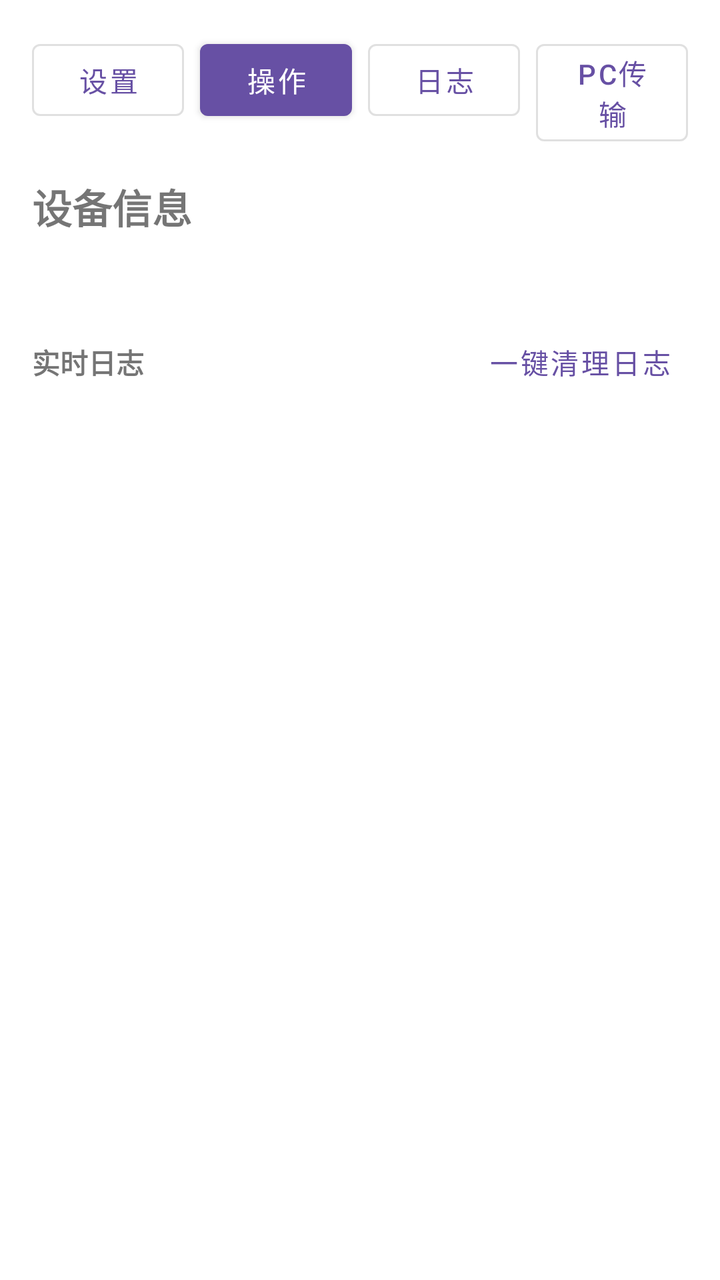
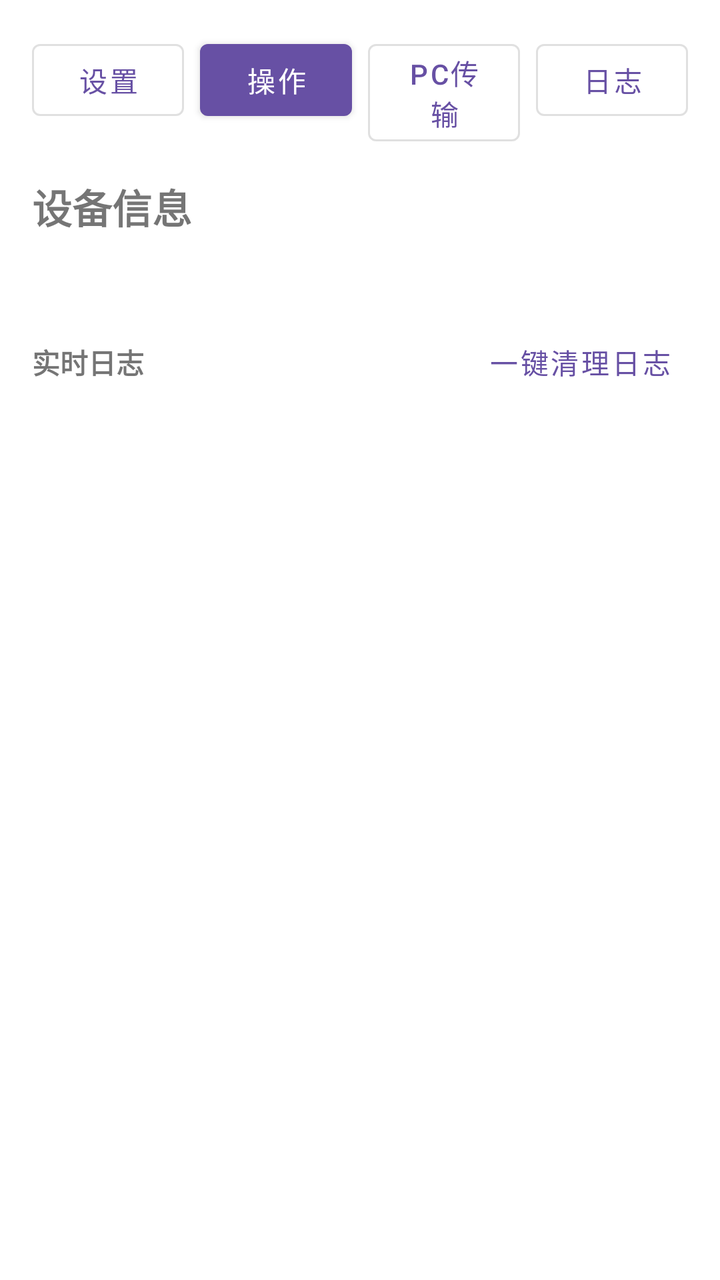

An Android layout rendered at two revisions. The XML below is the earlier revision; the diff shows what the commit changed to produce the second picture.
<!-- AndroidManifest.xml: application theme Theme.AutoTraces -->
<!-- res/layout/activity_main.xml -->
<?xml version="1.0" encoding="utf-8"?>
<androidx.constraintlayout.widget.ConstraintLayout xmlns:android="http://schemas.android.com/apk/res/android"
    xmlns:app="http://schemas.android.com/apk/res-auto"
    android:layout_width="match_parent"
    android:layout_height="match_parent"
    android:padding="16dp">

    <com.google.android.material.button.MaterialButton
        android:id="@+id/showSettingsButton"
        style="@style/Widget.MaterialComponents.Button.OutlinedButton"
        android:layout_width="0dp"
        android:layout_height="wrap_content"
        android:text="设置"
        app:layout_constraintEnd_toStartOf="@id/showActionButton"
        app:layout_constraintStart_toStartOf="parent"
        app:layout_constraintTop_toTopOf="parent" />

    <com.google.android.material.button.MaterialButton
        android:id="@+id/showActionButton"
        style="@style/Widget.MaterialComponents.Button"
        android:layout_width="0dp"
        android:layout_height="wrap_content"
        android:layout_marginStart="8dp"
        android:text="操作"
        app:layout_constraintEnd_toStartOf="@id/showLogButton"
        app:layout_constraintStart_toEndOf="@id/showSettingsButton"
        app:layout_constraintTop_toTopOf="parent" />

    <com.google.android.material.button.MaterialButton
        android:id="@+id/showLogButton"
        style="@style/Widget.MaterialComponents.Button.OutlinedButton"
        android:layout_width="0dp"
        android:layout_height="wrap_content"
        android:layout_marginStart="8dp"
        android:text="日志"
        app:layout_constraintEnd_toStartOf="@id/showVideoDedButton"
        app:layout_constraintStart_toEndOf="@id/showActionButton"
        app:layout_constraintTop_toTopOf="parent" />

    <com.google.android.material.button.MaterialButton
        android:id="@+id/showVideoDedButton"
        style="@style/Widget.MaterialComponents.Button.OutlinedButton"
        android:layout_width="0dp"
        android:layout_height="wrap_content"
        android:layout_marginStart="8dp"
        android:text="@string/nav_video_ded"
        app:layout_constraintEnd_toEndOf="parent"
        app:layout_constraintStart_toEndOf="@id/showLogButton"
        app:layout_constraintTop_toTopOf="parent" />

    <LinearLayout
        android:id="@+id/logPanel"
        android:layout_width="0dp"
        android:layout_height="0dp"
        android:layout_marginTop="12dp"
        android:orientation="vertical"
        app:layout_constraintBottom_toBottomOf="parent"
        app:layout_constraintEnd_toEndOf="parent"
        app:layout_constraintStart_toStartOf="parent"
        app:layout_constraintTop_toBottomOf="@id/showVideoDedButton">

        <TextView
            android:id="@+id/deviceInfoTitle"
            android:layout_width="match_parent"
            android:layout_height="wrap_content"
            android:text="设备信息"
            android:textSize="20sp"
            android:textStyle="bold" />

        <TextView
            android:id="@+id/deviceInfoText"
            android:layout_width="match_parent"
            android:layout_height="wrap_content"
            android:layout_marginTop="8dp" />

        <LinearLayout
            android:layout_width="match_parent"
            android:layout_height="wrap_content"
            android:layout_marginTop="12dp"
            android:gravity="center_vertical"
            android:orientation="horizontal">

            <TextView
                android:id="@+id/logTitle"
                android:layout_width="0dp"
                android:layout_height="wrap_content"
                android:layout_weight="1"
                android:text="实时日志"
                android:textStyle="bold" />

            <com.google.android.material.button.MaterialButton
                android:id="@+id/clearLogButton"
                style="@style/Widget.MaterialComponents.Button.TextButton"
                android:layout_width="wrap_content"
                android:layout_height="wrap_content"
                android:text="一键清理日志" />
        </LinearLayout>

        <ScrollView
            android:id="@+id/logScroll"
            android:layout_width="match_parent"
            android:layout_height="0dp"
            android:layout_marginTop="8dp"
            android:layout_weight="1"
            android:fillViewport="true"
            android:scrollbars="vertical">

            <TextView
                android:id="@+id/logText"
                android:layout_width="match_parent"
                android:layout_height="wrap_content"
                android:textColor="@android:color/darker_gray" />
        </ScrollView>

        <TextView
            android:id="@+id/runtimeStateText"
            android:layout_width="match_parent"
            android:layout_height="wrap_content"
            android:layout_marginTop="12dp"
            android:textColor="@android:color/darker_gray" />
    </LinearLayout>

    <ScrollView
        android:id="@+id/actionPanel"
        android:layout_width="0dp"
        android:layout_height="0dp"
        android:layout_marginTop="12dp"
        android:fillViewport="true"
        android:visibility="gone"
        app:layout_constraintBottom_toBottomOf="parent"
        app:layout_constraintEnd_toEndOf="parent"
        app:layout_constraintStart_toStartOf="parent"
        app:layout_constraintTop_toBottomOf="@id/showVideoDedButton">

        <LinearLayout
            android:layout_width="match_parent"
            android:layout_height="wrap_content"
            android:orientation="vertical">

            <com.google.android.material.textfield.TextInputLayout
                android:id="@+id/bindInputLayout"
                android:layout_width="match_parent"
                android:layout_height="wrap_content">

                <com.google.android.material.textfield.TextInputEditText
                    android:id="@+id/bindInput"
                    android:layout_width="match_parent"
                    android:layout_height="wrap_content"
                    android:hint="请输入别名"
                    android:inputType="text" />
            </com.google.android.material.textfield.TextInputLayout>

            <com.google.android.material.button.MaterialButton
                android:id="@+id/bindButton"
                android:layout_width="match_parent"
                android:layout_height="wrap_content"
                android:layout_marginTop="12dp"
                android:text="绑定设备" />

            <TextView
                android:id="@+id/bindStatusText"
                android:layout_width="match_parent"
                android:layout_height="wrap_content"
                android:layout_marginTop="8dp"
                android:textColor="@android:color/darker_gray" />

            <TextView
                android:id="@+id/configSummaryText"
                android:layout_width="match_parent"
                android:layout_height="wrap_content"
                android:layout_marginTop="8dp"
                android:textColor="@android:color/darker_gray"
                android:textSize="12sp"
                android:text="当前模板：—" />

            <com.google.android.material.button.MaterialButton
                android:id="@+id/startServiceButton"
                android:layout_width="match_parent"
                android:layout_height="wrap_content"
                android:layout_marginTop="12dp"
                android:text="启动后台服务" />

            <com.google.android.material.button.MaterialButton
                android:id="@+id/stopServiceButton"
                style="@style/Widget.MaterialComponents.Button.OutlinedButton"
                android:layout_width="match_parent"
                android:layout_height="wrap_content"
                android:layout_marginTop="8dp"
                android:text="停止后台服务" />

            <com.google.android.material.button.MaterialButton
                android:id="@+id/openSettingsButton"
                style="@style/Widget.MaterialComponents.Button.OutlinedButton"
                android:layout_width="match_parent"
                android:layout_height="wrap_content"
                android:layout_marginTop="8dp"
                android:text="打开设置" />

            <com.google.android.material.button.MaterialButton
                android:id="@+id/openConfigParamsButton"
                style="@style/Widget.MaterialComponents.Button.OutlinedButton"
                android:layout_width="match_parent"
                android:layout_height="wrap_content"
                android:layout_marginTop="8dp"
                android:text="@string/action_open_config_params" />

            <TextView
                android:layout_width="match_parent"
                android:layout_height="wrap_content"
                android:layout_marginTop="16dp"
                android:text="账号分配"
                android:textStyle="bold" />

            <LinearLayout
                android:layout_width="match_parent"
                android:layout_height="wrap_content"
                android:layout_marginTop="8dp"
                android:orientation="vertical">

                <TextView
                    android:layout_width="match_parent"
                    android:layout_height="wrap_content"
                    android:text="选择账号（username）"
                    android:textColor="@android:color/darker_gray" />

                <Spinner
                    android:id="@+id/assignedUsernameSelect"
                    android:layout_width="match_parent"
                    android:layout_height="wrap_content"
                    android:layout_marginTop="6dp" />

                <LinearLayout
                    android:layout_width="match_parent"
                    android:layout_height="wrap_content"
                    android:orientation="horizontal"
                    android:gravity="center_vertical">

                    <com.google.android.material.textfield.TextInputLayout
                        android:layout_width="0dp"
                        android:layout_height="wrap_content"
                        android:layout_weight="1">

                        <com.google.android.material.textfield.TextInputEditText
                            android:id="@+id/assignedUsernameInput"
                            android:layout_width="match_parent"
                            android:layout_height="wrap_content"
                            android:hint="username"
                            android:focusable="false"
                            android:clickable="false" />
                    </com.google.android.material.textfield.TextInputLayout>

                    <com.google.android.material.button.MaterialButton
                        android:id="@+id/copyAssignedUsernameButton"
                        style="@style/Widget.MaterialComponents.Button.OutlinedButton"
                        android:layout_width="wrap_content"
                        android:layout_height="wrap_content"
                        android:layout_marginStart="8dp"
                        android:text="复制" />
                </LinearLayout>

                <LinearLayout
                    android:layout_width="match_parent"
                    android:layout_height="wrap_content"
                    android:layout_marginTop="8dp"
                    android:orientation="horizontal"
                    android:gravity="center_vertical">

                    <com.google.android.material.textfield.TextInputLayout
                        android:layout_width="0dp"
                        android:layout_height="wrap_content"
                        android:layout_weight="1">

                        <com.google.android.material.textfield.TextInputEditText
                            android:id="@+id/assignedPasswordInput"
                            android:layout_width="match_parent"
                            android:layout_height="wrap_content"
                            android:hint="password"
                            android:focusable="false"
                            android:clickable="false" />
                    </com.google.android.material.textfield.TextInputLayout>

                    <com.google.android.material.button.MaterialButton
                        android:id="@+id/copyAssignedPasswordButton"
                        style="@style/Widget.MaterialComponents.Button.OutlinedButton"
                        android:layout_width="wrap_content"
                        android:layout_height="wrap_content"
                        android:layout_marginStart="8dp"
                        android:text="复制" />
                </LinearLayout>

                <LinearLayout
                    android:layout_width="match_parent"
                    android:layout_height="wrap_content"
                    android:layout_marginTop="8dp"
                    android:orientation="horizontal"
                    android:gravity="center_vertical">

                    <com.google.android.material.textfield.TextInputLayout
                        android:layout_width="0dp"
                        android:layout_height="wrap_content"
                        android:layout_weight="1">

                        <com.google.android.material.textfield.TextInputEditText
                            android:id="@+id/assignedApiInput"
                            android:layout_width="match_parent"
                            android:layout_height="wrap_content"
                            android:hint="API"
                            android:focusable="false"
                            android:clickable="false" />
                    </com.google.android.material.textfield.TextInputLayout>

                    <com.google.android.material.button.MaterialButton
                        android:id="@+id/copyAssignedApiButton"
                        style="@style/Widget.MaterialComponents.Button.OutlinedButton"
                        android:layout_width="wrap_content"
                        android:layout_height="wrap_content"
                        android:layout_marginStart="8dp"
                        android:text="复制" />
                </LinearLayout>

                <LinearLayout
                    android:layout_width="match_parent"
                    android:layout_height="wrap_content"
                    android:layout_marginTop="8dp"
                    android:orientation="horizontal"
                    android:gravity="center_vertical">

                    <com.google.android.material.textfield.TextInputLayout
                        android:layout_width="0dp"
                        android:layout_height="wrap_content"
                        android:layout_weight="1">

                        <com.google.android.material.textfield.TextInputEditText
                            android:id="@+id/assignedEmailInput"
                            android:layout_width="match_parent"
                            android:layout_height="wrap_content"
                            android:hint="Email"
                            android:focusable="false"
                            android:clickable="false" />
                    </com.google.android.material.textfield.TextInputLayout>

                    <com.google.android.material.button.MaterialButton
                        android:id="@+id/copyAssignedEmailButton"
                        style="@style/Widget.MaterialComponents.Button.OutlinedButton"
                        android:layout_width="wrap_content"
                        android:layout_height="wrap_content"
                        android:layout_marginStart="8dp"
                        android:text="复制" />
                </LinearLayout>

                <LinearLayout
                    android:layout_width="match_parent"
                    android:layout_height="wrap_content"
                    android:layout_marginTop="8dp"
                    android:orientation="horizontal"
                    android:gravity="center_vertical">

                    <com.google.android.material.textfield.TextInputLayout
                        android:layout_width="0dp"
                        android:layout_height="wrap_content"
                        android:layout_weight="1">

                        <com.google.android.material.textfield.TextInputEditText
                            android:id="@+id/assignedEmailPasswordInput"
                            android:layout_width="match_parent"
                            android:layout_height="wrap_content"
                            android:hint="email_password"
                            android:focusable="false"
                            android:clickable="false" />
                    </com.google.android.material.textfield.TextInputLayout>

                    <com.google.android.material.button.MaterialButton
                        android:id="@+id/copyAssignedEmailPasswordButton"
                        style="@style/Widget.MaterialComponents.Button.OutlinedButton"
                        android:layout_width="wrap_content"
                        android:layout_height="wrap_content"
                        android:layout_marginStart="8dp"
                        android:text="复制" />
                </LinearLayout>

                <com.google.android.material.button.MaterialButton
                    android:id="@+id/fetchTikTokCodeButton"
                    style="@style/Widget.MaterialComponents.Button"
                    android:layout_width="match_parent"
                    android:layout_height="wrap_content"
                    android:layout_marginTop="10dp"
                    android:text="获取验证码并复制" />

                <TextView
                    android:id="@+id/assignedCopyStatusText"
                    android:layout_width="match_parent"
                    android:layout_height="wrap_content"
                    android:layout_marginTop="6dp"
                    android:textColor="@android:color/darker_gray" />
            </LinearLayout>
        </LinearLayout>
    </ScrollView>

</androidx.constraintlayout.widget.ConstraintLayout>
<!-- resources referenced by this layout -->
<resources>
  <string name="action_open_config_params">查看配置参数</string>
  <string name="nav_video_ded">PC传输</string>
  <style name="Theme.AutoTraces" parent="Theme.MaterialComponents.DayNight.NoActionBar">
          <item name="colorPrimary">@color/purple_500</item>
          <item name="colorPrimaryVariant">@color/purple_700</item>
          <item name="colorOnPrimary">@color/white</item>
          <item name="android:statusBarColor" tools:targetApi="l">@color/purple_700</item>
      </style>
  <color name="purple_500">#6750A4</color>
  <color name="purple_700">#4F378B</color>
  <color name="white">#FFFFFF</color>
</resources>

<!-- the commit's change to res/layout/activity_main.xml (unified diff, before → after) -->
@@ -22,8 +22,19 @@
         android:layout_height="wrap_content"
         android:layout_marginStart="8dp"
         android:text="操作"
+        app:layout_constraintEnd_toStartOf="@id/showVideoDedButton"
+        app:layout_constraintStart_toEndOf="@id/showSettingsButton"
+        app:layout_constraintTop_toTopOf="parent" />
+
+    <com.google.android.material.button.MaterialButton
+        android:id="@+id/showVideoDedButton"
+        style="@style/Widget.MaterialComponents.Button.OutlinedButton"
+        android:layout_width="0dp"
+        android:layout_height="wrap_content"
+        android:layout_marginStart="8dp"
+        android:text="@string/nav_video_ded"
         app:layout_constraintEnd_toStartOf="@id/showLogButton"
-        app:layout_constraintStart_toEndOf="@id/showSettingsButton"
+        app:layout_constraintStart_toEndOf="@id/showActionButton"
         app:layout_constraintTop_toTopOf="parent" />
 
     <com.google.android.material.button.MaterialButton
@@ -33,19 +44,8 @@
         android:layout_height="wrap_content"
         android:layout_marginStart="8dp"
         android:text="日志"
-        app:layout_constraintEnd_toStartOf="@id/showVideoDedButton"
-        app:layout_constraintStart_toEndOf="@id/showActionButton"
-        app:layout_constraintTop_toTopOf="parent" />
-
-    <com.google.android.material.button.MaterialButton
-        android:id="@+id/showVideoDedButton"
-        style="@style/Widget.MaterialComponents.Button.OutlinedButton"
-        android:layout_width="0dp"
-        android:layout_height="wrap_content"
-        android:layout_marginStart="8dp"
-        android:text="@string/nav_video_ded"
         app:layout_constraintEnd_toEndOf="parent"
-        app:layout_constraintStart_toEndOf="@id/showLogButton"
+        app:layout_constraintStart_toEndOf="@id/showVideoDedButton"
         app:layout_constraintTop_toTopOf="parent" />
 
     <LinearLayout
